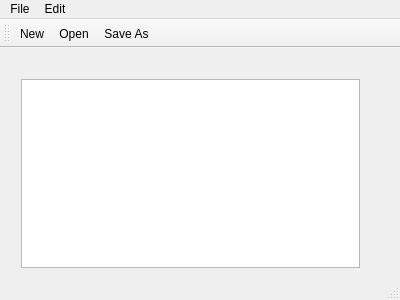
Old version of the form NotepadQT/mainwindow.ui in the repository jtrob704/NotepadQT.
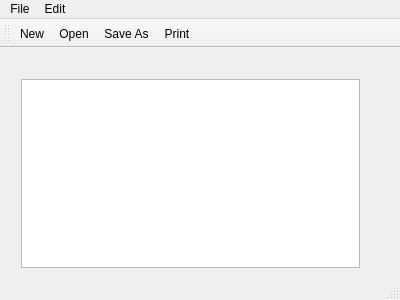
New version of the form. Icons and pictures are not drawn.

```diff
--- a/NotepadQT/mainwindow.ui
+++ b/NotepadQT/mainwindow.ui
@@ -72,6 +72,7 @@
    <addaction name="actionNew"/>
    <addaction name="actionOpen"/>
    <addaction name="actionSave_As"/>
+   <addaction name="actionPrint"/>
   </widget>
   <widget class="QStatusBar" name="statusBar"/>
   <action name="actionNew">
```
Left out of the diff: 72 changed lines with no effect on the pictures.
